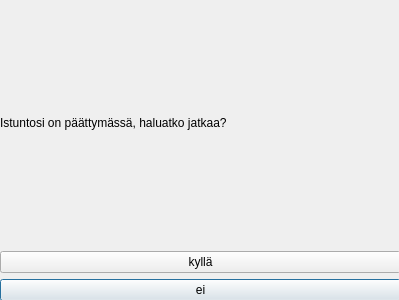
JnsRdnp/ATM-Simulator, file frontend/signoutTimerDLL/signouttimerinterface.ui: the form before one commit.
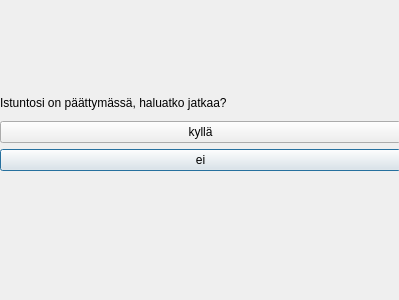
The form after the commit.

What changed in the file:
```diff
--- a/frontend/signoutTimerDLL/signouttimerinterface.ui
+++ b/frontend/signoutTimerDLL/signouttimerinterface.ui
@@ -17,30 +17,30 @@
    <property name="geometry">
     <rect>
      <x>0</x>
-     <y>0</y>
+     <y>90</y>
      <width>401</width>
-     <height>301</height>
+     <height>81</height>
     </rect>
    </property>
    <layout class="QGridLayout" name="gridLayout">
     <property name="horizontalSpacing">
      <number>4</number>
     </property>
-    <item row="1" column="0">
-     <widget class="QLabel" name="label">
-      <property name="text">
-       <string>Istuntosi on päättymässä, haluatko jatkaa?</string>
-      </property>
-     </widget>
-    </item>
-    <item row="4" column="0">
+    <item row="6" column="0">
      <widget class="QPushButton" name="DisagreeButton">
       <property name="text">
        <string>ei</string>
       </property>
      </widget>
     </item>
-    <item row="3" column="0">
+    <item row="4" column="0">
+     <widget class="QLabel" name="label">
+      <property name="text">
+       <string>Istuntosi on päättymässä, haluatko jatkaa?</string>
+      </property>
+     </widget>
+    </item>
+    <item row="5" column="0">
      <widget class="QPushButton" name="AgreeButton">
       <property name="text">
        <string>kyllä</string>
```
